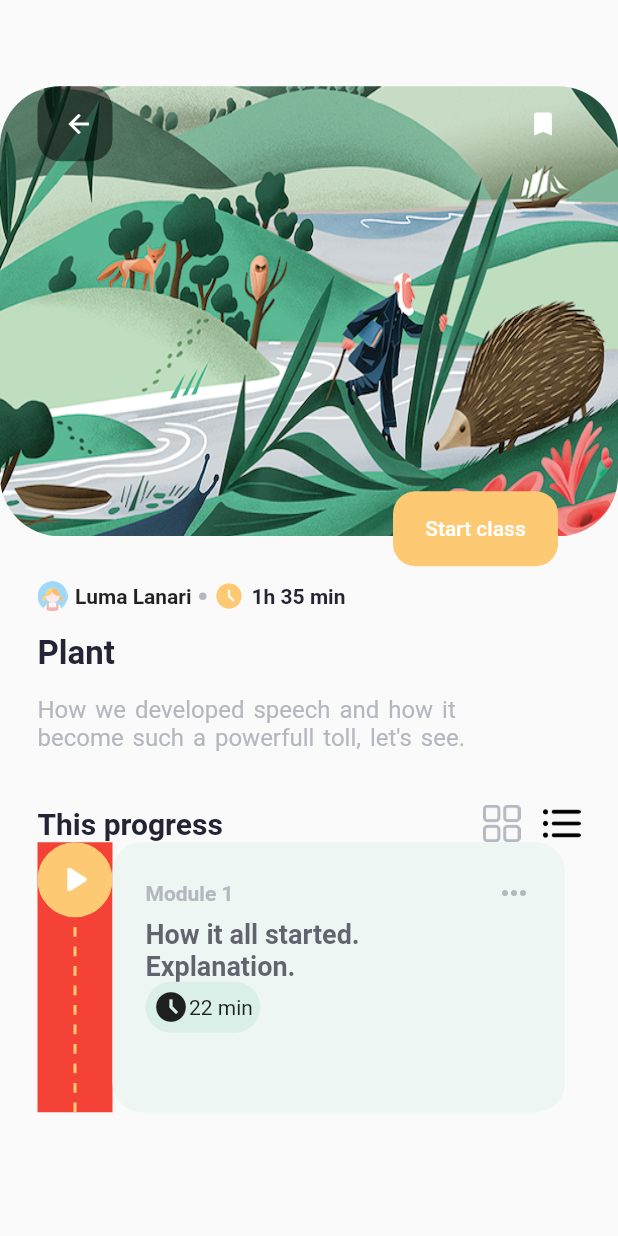
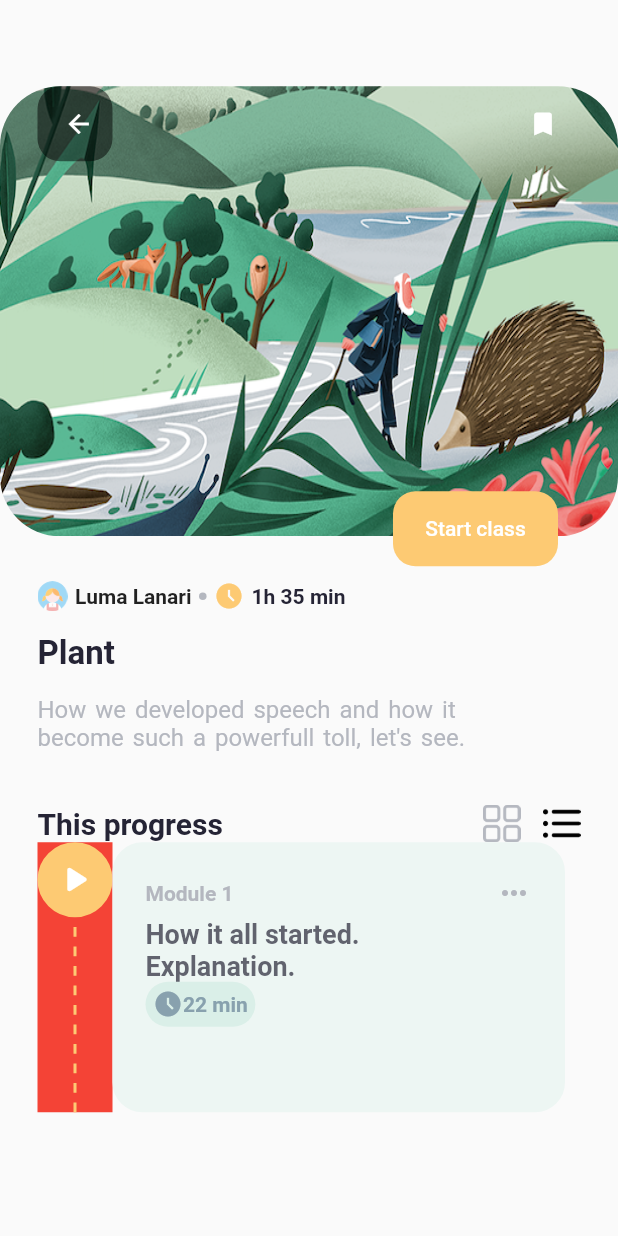
Before and after one commit to beshprakash11/course_app, a Flutter app: the screen it shows after launch, after a tap on "Start", on a phone screen of 412 x 824 dp. Run offline on Flutter 3.47's test engine with Material 2 defaults, Android fonts, the phone set to English and light mode, and no system bars; our stand-ins replace percent_indicator.

Commit message:
Button view updated

```diff
--- a/lib/screens/detail/widget/course_module.dart
+++ b/lib/screens/detail/widget/course_module.dart
@@ -86,9 +86,9 @@ class CourseModule extends StatelessWidget {
         borderRadius: BorderRadius.circular(20)
       ),
       child: Row(children: [
-        Icon(icon,),
+        Icon(icon,size: 20, color: module.buttonFont,),
         SizedBox(height: 5,),
-        Text(text)
+        Text(text, style: TextStyle(color: module.buttonFont, fontWeight: FontWeight.bold),)
       ]),
     );
   }
```
